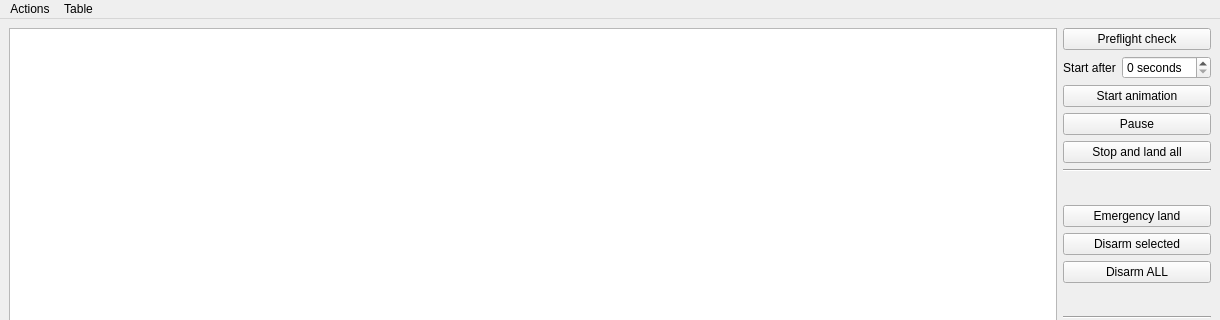
This is Server/server_gui.ui in CopterExpress/clever-show as Qt 5 draws it before an edit; both pictures show x 0 to 1220 and y 0 to 320 of the 1220 by 613 pixel window. The edited form follows.
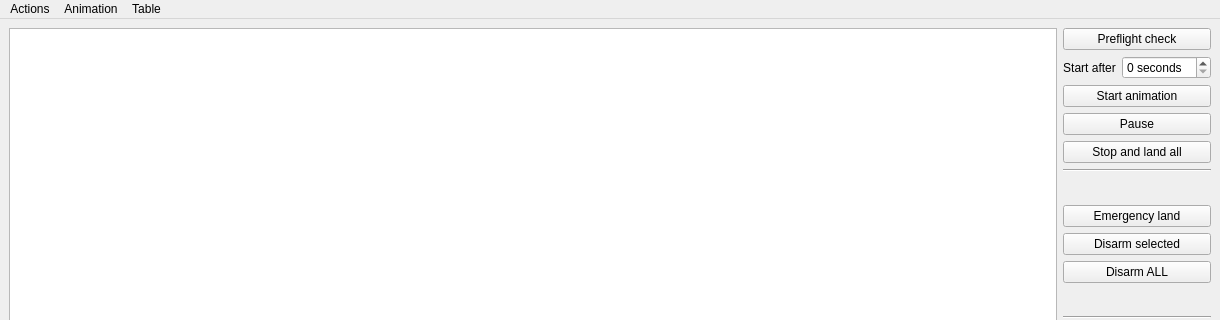
This is the edited form.

Commit message: Add moving and resetting start animation position

Diff of the .ui file:
```diff
--- a/Server/server_gui.ui
+++ b/Server/server_gui.ui
@@ -287,7 +287,15 @@
     </property>
     <addaction name="action_select_all_rows"/>
    </widget>
+   <widget class="QMenu" name="menuAnimation">
+    <property name="title">
+     <string>Animation</string>
+    </property>
+    <addaction name="action_set_start_to_current_position"/>
+    <addaction name="action_reset_start"/>
+   </widget>
    <addaction name="menuOptions"/>
+   <addaction name="menuAnimation"/>
    <addaction name="menuTable"/>
   </widget>
   <action name="action_send_animations">
```
Left out of the diff: 10 changed lines with no effect on the pictures. The commit also changes 3 other files.
